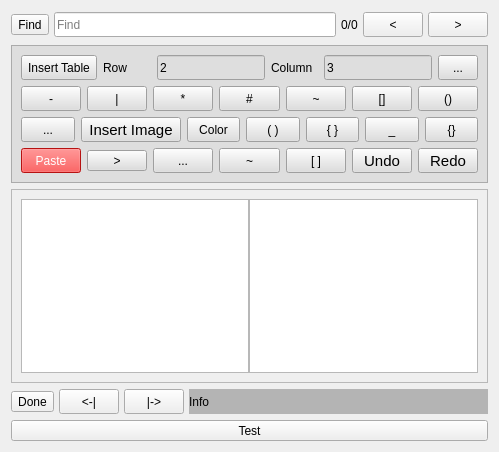
The window that src/Notes.ui (ic005k/Knot-Legacy) describes before a commit, drawn with Qt 5.
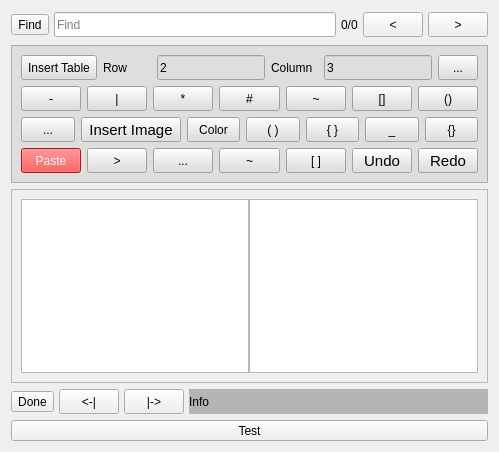
The same window after the commit. Icons and pictures are not drawn.

Commit message: 修复了一些小问题

```diff
--- a/src/Notes.ui
+++ b/src/Notes.ui
@@ -782,6 +782,18 @@
             <verstretch>0</verstretch>
            </sizepolicy>
           </property>
+          <property name="minimumSize">
+           <size>
+            <width>0</width>
+            <height>25</height>
+           </size>
+          </property>
+          <property name="maximumSize">
+           <size>
+            <width>16777215</width>
+            <height>25</height>
+           </size>
+          </property>
           <property name="text">
            <string>&gt;</string>
           </property>
```
The commit also changes 1 other file.
